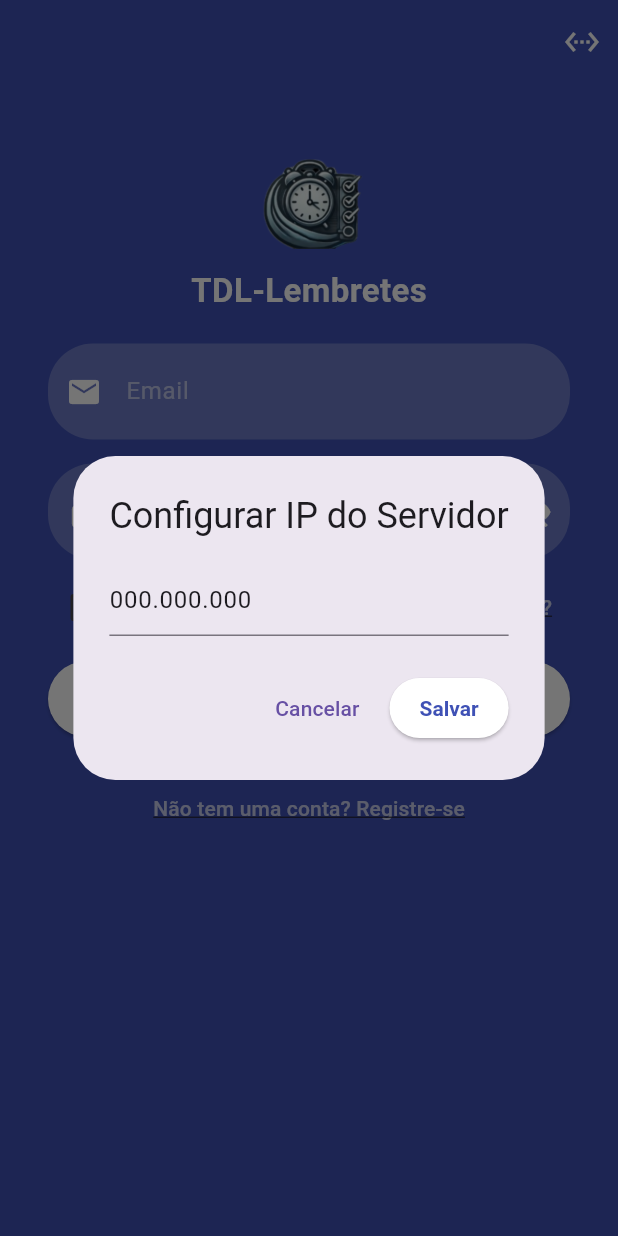
After one commit to kawamotomarcela/TDL_Lembretes, a Flutter app: the screen it shows after launch, after a tap on the "settings ethernet" icon, on a phone screen of 412 x 824 dp. The commit adds this screen. Run offline on Flutter 3.47's test engine with Material 3 defaults, Android fonts, the phone set to English and light mode, and no system bars; our stand-ins replace fl_chart, flutter_multi_formatter, google_fonts, retry, shared_preferences, sqflite and 1 more; accounts and stored records are empty.

Commit message:
mover configuração de IP para tela de login com validação de conexão

```diff
--- a/Frontend/lib/pages/login/login_page.dart
+++ b/Frontend/lib/pages/login/login_page.dart
@@ -9,6 +9,7 @@ import '../../api/api_client.dart';
 import 'package:provider/provider.dart';
 import '../../models/usuario_model.dart';
 import '../../providers/usuario_provider.dart';
+import 'widgets/ip_config_dialog.dart'; // NOVO
 
 class LoginPage extends StatefulWidget {
   const LoginPage({super.key});
@@ -53,16 +54,34 @@ class _LoginPageState extends State<LoginPage> {
     }
   }
 
+  void _openIpDialog() {
+    showDialog(
+      context: context,
+      builder: (_) => const IpConfigDialog(),
+    );
+  }
+
   @override
   Widget build(BuildContext context) {
     return Scaffold(
       backgroundColor: Colors.indigo,
+      appBar: AppBar(
+        backgroundColor: Colors.indigo,
+        elevation: 0,
+        actions: [
+          IconButton(
+            icon: const Icon(Icons.settings_ethernet, color: Colors.white),
+            tooltip: "Configurar IP",
+            onPressed: _openIpDialog,
+          )
+        ],
+      ),
       body: SafeArea(
         child: SingleChildScrollView(
           padding: const EdgeInsets.symmetric(horizontal: 32),
           child: Column(
             children: [
-              const SizedBox(height: 100),
+              const SizedBox(height: 50),
               const LogoWidget(title: "TDL-Lembretes"),
               const SizedBox(height: 20),
               CustomTextField(
--- /dev/null
+++ b/Frontend/lib/pages/login/widgets/ip_config_dialog.dart
@@ -0,0 +1,98 @@
+import 'dart:io';
+import 'package:flutter/material.dart';
+import '../../../services/preference_service.dart';
+import '../../../utils/show_snackbar.dart';
+
+class IpConfigDialog extends StatefulWidget {
+  const IpConfigDialog({super.key});
+
+  @override
+  State<IpConfigDialog> createState() => _IpConfigDialogState();
+}
+
+class _IpConfigDialogState extends State<IpConfigDialog> {
+  final _ipController = TextEditingController();
+  final _preferenceService = PreferenceService();
+  bool _isTestingConnection = false;
+
+  @override
+  void initState() {
+    super.initState();
+    _loadIp();
+  }
+
+  Future<void> _loadIp() async {
+    final ip = await _preferenceService.getIpAddress() ?? '000.000.000';
+    _ipController.text = ip;
+  }
+
+  @override
+  void dispose() {
+    _ipController.dispose();
+    super.dispose();
+  }
+
+  Future<void> _saveIp() async {
+    final ip = _ipController.text.trim();
+
+    if (ip.isEmpty) {
+      showSnackBar(context, "Digite um IP válido!", color: Colors.red);
+      return;
+    }
+
+    setState(() => _isTestingConnection = true);
+
+    try {
+      final socket = await Socket.connect(ip, 7008, timeout: const Duration(seconds: 3));
+      socket.destroy();
+
+      await _preferenceService.setIpAddress(ip);
+
+      if (!mounted) return;
+      Navigator.pop(context);
+      showSnackBar(context, "IP salvo com sucesso!", color: Colors.green);
+    } on SocketException {
+      if (mounted) {
+        showSnackBar(context, "Não foi possível conectar ao servidor no IP informado.", color: Colors.red);
+      }
+    } finally {
+      if (mounted) setState(() => _isTestingConnection = false);
+    }
+  }
+
+  @override
+  Widget build(BuildContext context) {
+    return AlertDialog(
+      title: const Text("Configurar IP do Servidor"),
+      content: TextField(
+        controller: _ipController,
+        keyboardType: TextInputType.number,
+        decoration: const InputDecoration(
+          hintText: "Ex: 192.168.0.10",
+        ),
+      ),
+      actions: [
+        TextButton(
+          onPressed: () => Navigator.pop(context),
+          child: const Text("Cancelar"),
+        ),
+        ElevatedButton(
+          onPressed: _isTestingConnection ? null : _saveIp,
+          style: ElevatedButton.styleFrom(
+            backgroundColor: Colors.white,
+            foregroundColor: Colors.indigo,
+            padding: const EdgeInsets.symmetric(horizontal: 20, vertical: 12),
+            textStyle: const TextStyle(fontWeight: FontWeight.bold),
+          ),
+          child: _isTestingConnection
+              ? const SizedBox(
+                  width: 20,
+                  height: 20,
+                  child: CircularProgressIndicator(strokeWidth: 2),
+                )
+              : const Text("Salvar"),
+        ),
+      ],
+    );
+  }
+}
```
Also changed, not shown: Frontend/lib/pages/settings/settings_page.dart (+0 -13 lines).
